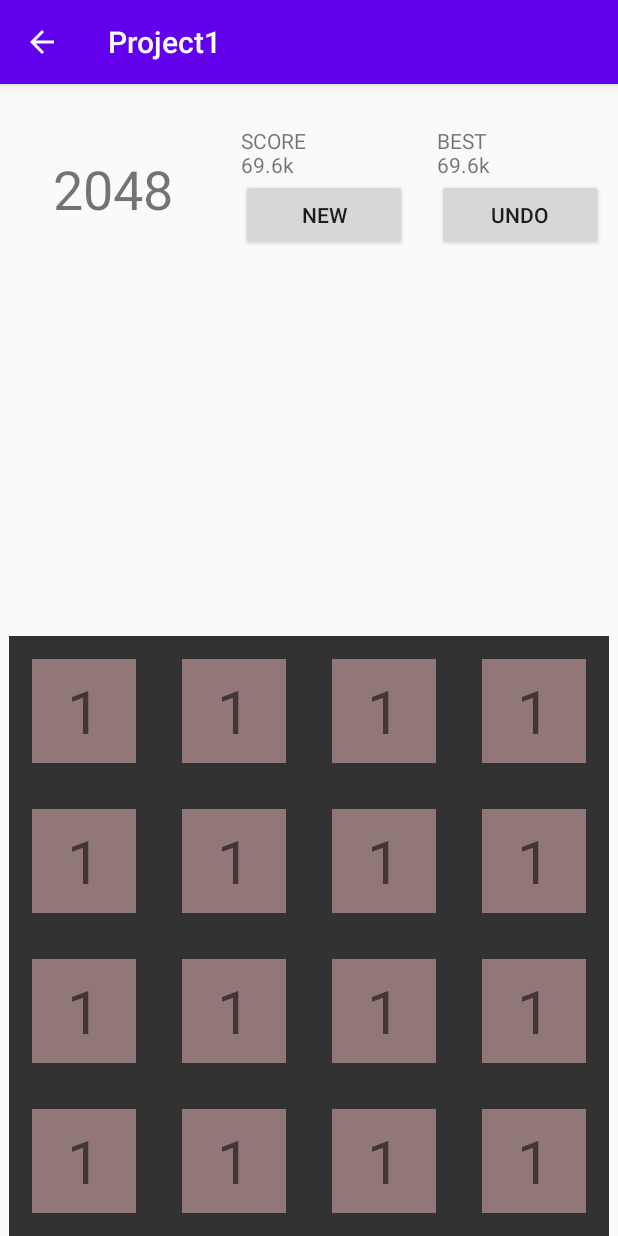
After one commit to DobriyIm/AndroidEducationProject, an Android app: the GameActivity screen opened directly, with no data from a screen before it, on a phone screen of 412 x 824 dp. The commit adds this screen. Run offline under Robolectric (Android 15) with nearby library versions, the phone set to English and light mode, and no system bars.

Commit message:
10.02 hw

```diff
--- /dev/null
+++ b/app/src/main/java/com/example/project1/GameActivity.java
@@ -0,0 +1,38 @@
+
+package com.example.project1;
+
+import androidx.appcompat.app.AppCompatActivity;
+
+import android.os.Bundle;
+import android.widget.Toast;
+
+public class GameActivity extends AppCompatActivity {
+
+    @Override
+    protected void onCreate(Bundle savedInstanceState) {
+        super.onCreate(savedInstanceState);
+        setContentView(R.layout.activity_game);
+
+        findViewById(R.id.game_layout).setOnTouchListener(new OnSwipeListener(GameActivity.this){
+            @Override
+            public void onSwipeLeft() {
+                Toast.makeText(GameActivity.this, "Left", Toast.LENGTH_SHORT).show();
+            }
+
+            @Override
+            public void onSwipeRight() {
+                Toast.makeText(GameActivity.this, "Right", Toast.LENGTH_SHORT).show();
+            }
+
+            @Override
+            public void onSwipeTop() {
+                Toast.makeText(GameActivity.this, "Top", Toast.LENGTH_SHORT).show();
+            }
+
+            @Override
+            public void onSwipeBottom() {
+                Toast.makeText(GameActivity.this, "Bottom", Toast.LENGTH_SHORT).show();
+            }
+        });
+    }
+}
--- a/app/src/main/java/com/example/project1/MainActivity.java
+++ b/app/src/main/java/com/example/project1/MainActivity.java
@@ -16,6 +16,7 @@ public class MainActivity extends AppCompatActivity {
 
         findViewById(R.id.calcBtn).setOnClickListener(this::btnCalcClick);
         findViewById(R.id.exitBtn).setOnClickListener(this::btnExitClick);
+        findViewById(R.id.gameBtn).setOnClickListener(this::btnGameClick);
 
     }
 
@@ -23,6 +24,10 @@ public class MainActivity extends AppCompatActivity {
         Intent calcIntent = new Intent(MainActivity.this, CalcActivity.class);
         startActivity( calcIntent ) ;
     }
+    private void btnGameClick(View v){
+        Intent gameIntent = new Intent(MainActivity.this, GameActivity.class);
+        startActivity( gameIntent ) ;
+    }
     private void btnExitClick(View v){
         finish();
     }
--- /dev/null
+++ b/app/src/main/java/com/example/project1/OnSwipeListener.java
@@ -0,0 +1,71 @@
+package com.example.project1;
+
+import android.content.Context;
+import android.view.GestureDetector;
+import android.view.MotionEvent;
+import android.view.View;
+
+import androidx.annotation.NonNull;
+
+public class OnSwipeListener implements View.OnTouchListener {
+
+    private GestureDetector gestureDetector;
+
+    public void onSwipeLeft()   {};
+    public void onSwipeRight()   {};
+    public void onSwipeTop()   {};
+    public void onSwipeBottom()   {};
+
+    public OnSwipeListener(Context context){
+        this.gestureDetector = new GestureDetector(context, new GestureListener());
+    }
+
+    @Override
+    public boolean onTouch(View view, MotionEvent motionEvent) {
+        return this.gestureDetector.onTouchEvent(motionEvent);
+    }
+
+    private final class GestureListener extends GestureDetector.SimpleOnGestureListener{
+
+        private final static float MIN_SWIPE_DISTANCE = 100;
+        private final static float MIN_SWIPE_VELOCITY = 100;
+
+        @Override
+        public boolean onFling(@NonNull MotionEvent e1, @NonNull MotionEvent e2, float velocityX, float velocityY) {
+            float dx = e2.getX() - e1.getX();
+            float dy = e2.getY() - e1.getY();
+
+            boolean result = false;
+
+            if (Math.abs(dx) > Math.abs(dy)) {
+                if(dx >= MIN_SWIPE_DISTANCE && Math.abs(velocityX) >= MIN_SWIPE_VELOCITY){
+                    if(dx < 0){
+                        onSwipeLeft();
+                    }
+                    else{
+                        onSwipeRight();
+                    }
+                    result = true;
+                }
+            }
+            else{
+                if(dy >= MIN_SWIPE_DISTANCE && Math.abs(velocityY) >= MIN_SWIPE_VELOCITY){
+                    if(dy < 0){
+                        onSwipeTop();
+                    }
+                    else{
+                        onSwipeBottom();
+                    }
+                    result = true;
+                }
+            }
+
+            return  result;
+        }
+
+        @Override
+        public boolean onDown(@NonNull MotionEvent e) {
+            return true;
+        }
+    }
+}
--- /dev/null
+++ b/app/src/main/res/layout/activity_game.xml
@@ -0,0 +1,240 @@
+<?xml version="1.0" encoding="utf-8"?>
+<androidx.constraintlayout.widget.ConstraintLayout xmlns:android="http://schemas.android.com/apk/res/android"
+    xmlns:app="http://schemas.android.com/apk/res-auto"
+    xmlns:tools="http://schemas.android.com/tools"
+    android:layout_width="match_parent"
+    android:layout_height="match_parent"
+    android:id="@+id/game_layout"
+    tools:context=".GameActivity">
+
+    <LinearLayout
+        android:layout_width="match_parent"
+        android:layout_height="wrap_content"
+        android:orientation="horizontal"
+        app:layout_constraintBottom_toBottomOf="parent"
+        app:layout_constraintEnd_toEndOf="parent"
+        app:layout_constraintStart_toStartOf="parent"
+        app:layout_constraintTop_toTopOf="parent"
+        app:layout_constraintVertical_bias="0.041">
+
+        <TextView
+            android:layout_width="0dp"
+            android:layout_weight="1"
+            android:layout_height="match_parent"
+            android:layout_marginHorizontal="10dp"
+            android:gravity="center"
+            android:textSize="36sp"
+            android:text="2048" />
+
+        <TableLayout
+            android:layout_width="0dp"
+            android:layout_weight="2"
+            android:layout_height="wrap_content">
+
+            <TableRow>
+
+                <TextView android:text="SCORE\n69.6k"
+                    android:layout_weight="1"
+                    android:layout_width="0dp"
+                    android:layout_marginHorizontal="10dp"/>
+
+                <TextView android:text="BEST\n69.6k"
+                    android:layout_weight="1"
+                    android:layout_width="0dp"
+                    android:layout_marginHorizontal="10dp"/>
+            </TableRow>
+
+            <TableRow>
+
+                <Button android:text="New"
+                    android:layout_weight="1"
+                    android:layout_width="0dp"
+                    android:layout_marginHorizontal="10dp"/>
+
+                <Button android:text="Undo"
+                    android:layout_weight="1"
+                    android:layout_width="0dp"
+                    android:layout_marginHorizontal="10dp"/>
+            </TableRow>
+        </TableLayout>
+
+    </LinearLayout>
+
+    <TableLayout
+        android:layout_width="400dp"
+        android:layout_height="400dp"
+        android:layout_marginHorizontal="20dp"
+        android:background="@color/calc_group1_bg"
+        app:layout_constraintBottom_toBottomOf="parent"
+        app:layout_constraintEnd_toEndOf="parent"
+        app:layout_constraintStart_toStartOf="parent"
+        app:layout_constraintTop_toBottomOf="100dp">
+        <TableRow
+            android:layout_width="match_parent"
+            android:layout_height="0dp"
+            android:layout_weight="1">
+            <TextView
+                android:layout_height="match_parent"
+                android:gravity="center"
+                android:textSize="40sp"
+                android:layout_margin="15dp"
+                android:background="#917777"
+                android:layout_width="0dp"
+                android:layout_weight="1"
+                android:text="1"/>
+            <TextView
+                android:layout_height="match_parent"
+                android:gravity="center"
+                android:textSize="40sp"
+                android:layout_margin="15dp"
+                android:background="#917777"
+                android:layout_width="0dp"
+                android:layout_weight="1"
+                android:text="1"/>
+            <TextView
+                android:layout_height="match_parent"
+                android:gravity="center"
+                android:textSize="40sp"
+                android:layout_margin="15dp"
+                android:background="#917777"
+                android:layout_width="0dp"
+                android:layout_weight="1"
+                android:text="1"/>
+            <TextView
+                android:layout_height="match_parent"
+                android:gravity="center"
+                android:textSize="40sp"
+                android:layout_margin="15dp"
+                android:background="#917777"
+                android:layout_width="0dp"
+                android:layout_weight="1"
+                android:text="1"/>
+        </TableRow>
+        <TableRow
+            android:layout_width="match_parent"
+            android:layout_height="0dp"
+            android:layout_weight="1">
+            <TextView
+                android:layout_height="match_parent"
+                android:gravity="center"
+                android:textSize="40sp"
+                android:layout_margin="15dp"
+                android:background="#917777"
+                android:layout_width="0dp"
+                android:layout_weight="1"
+                android:text="1"/>
+            <TextView
+                android:layout_height="match_parent"
+                android:gravity="center"
+                android:textSize="40sp"
+                android:layout_margin="15dp"
+                android:background="#917777"
+                android:layout_width="0dp"
+                android:layout_weight="1"
+                android:text="1"/>
+            <TextView
+                android:layout_height="match_parent"
+                android:gravity="center"
+                android:textSize="40sp"
+                android:layout_margin="15dp"
+                android:background="#917777"
+                android:layout_width="0dp"
+                android:layout_weight="1"
+                android:text="1"/>
+            <TextView
+                android:layout_height="match_parent"
+                android:gravity="center"
+                android:textSize="40sp"
+                android:layout_margin="15dp"
+                android:background="#917777"
+                android:layout_width="0dp"
+                android:layout_weight="1"
+                android:text="1"/>
+        </TableRow>
+        <TableRow
+            android:layout_width="match_parent"
+            android:layout_height="0dp"
+            android:layout_weight="1">
+            <TextView
+                android:layout_height="match_parent"
+                android:gravity="center"
+                android:textSize="40sp"
+                android:layout_margin="15dp"
+                android:background="#917777"
+                android:layout_width="0dp"
+                android:layout_weight="1"
+                android:text="1"/>
+            <TextView
+                android:layout_height="match_parent"
+                android:gravity="center"
+                android:textSize="40sp"
+                android:layout_margin="15dp"
+                android:background="#917777"
+                android:layout_width="0dp"
+                android:layout_weight="1"
+                android:text="1"/>
+            <TextView
+                android:layout_height="match_parent"
+                android:gravity="center"
+                android:textSize="40sp"
+                android:layout_margin="15dp"
+                android:background="#917777"
+                android:layout_width="0dp"
+                android:layout_weight="1"
+                android:text="1"/>
+            <TextView
+                android:layout_height="match_parent"
+                android:gravity="center"
+                android:textSize="40sp"
+                android:layout_margin="15dp"
+                android:background="#917777"
+                android:layout_width="0dp"
+                android:layout_weight="1"
+                android:text="1"/>
+        </TableRow>
+        <TableRow
+            android:layout_width="match_parent"
+            android:layout_height="0dp"
+            android:layout_weight="1">
+            <TextView
+                android:layout_height="match_parent"
+                android:gravity="center"
+                android:textSize="40sp"
+                android:layout_margin="15dp"
+                android:background="#917777"
+                android:layout_width="0dp"
+                android:layout_weight="1"
+                android:text="1"/>
+            <TextView
+                android:layout_height="match_parent"
+                android:gravity="center"
+                android:textSize="40sp"
+                android:layout_margin="15dp"
+                android:background="#917777"
+                android:layout_width="0dp"
+                android:layout_weight="1"
+                android:text="1"/>
+            <TextView
+                android:layout_height="match_parent"
+                android:gravity="center"
+                android:textSize="40sp"
+                android:layout_margin="15dp"
+                android:background="#917777"
+                android:layout_width="0dp"
+                android:layout_weight="1"
+                android:text="1"/>
+            <TextView
+                android:layout_height="match_parent"
+                android:gravity="center"
+                android:textSize="40sp"
+                android:layout_margin="15dp"
+                android:background="#917777"
+                android:layout_width="0dp"
+                android:layout_weight="1"
+                android:text="1"/>
+        </TableRow>
+
+
+    </TableLayout>
+
+</androidx.constraintlayout.widget.ConstraintLayout>
--- a/app/src/main/res/layout/activity_main.xml
+++ b/app/src/main/res/layout/activity_main.xml
@@ -35,6 +35,11 @@
             android:layout_height="wrap_content"
             android:text="@string/calc_btn"/>
         <Button
+            android:id="@+id/gameBtn"
+            android:layout_width="wrap_content"
+            android:layout_height="wrap_content"
+            android:text="@string/game_btn"/>
+        <Button
             android:id="@+id/exitBtn"
             android:layout_marginTop="50dp"
             android:layout_width="wrap_content"
--- a/app/src/main/res/values/strings.xml
+++ b/app/src/main/res/values/strings.xml
@@ -1,9 +1,15 @@
 <resources>
+
+    <!--MainActivity-->
     <string name="app_name">Project1</string>
     <string name="tv_hello_content">Android basics!</string>
     <string name="calc_btn">Calculator</string>
+    <string name="game_btn">2048</string>
     <string name="exit_btn">Exit</string>
 
+    <!--2048-->
+
+    <!--Calc-->
         <!--NumbersButtons-->
         <string name="btn_one">1</string>
         <string name="btn_two">2</string>
@@ -38,6 +44,4 @@
         <string name="calc_sqr_minus">Invalid input</string>
 
 
-
-
 </resources>
```
Also changed, not shown: app/src/main/AndroidManifest.xml (+6 -2 lines). Lines whose indentation alone changed are shown as unchanged.
